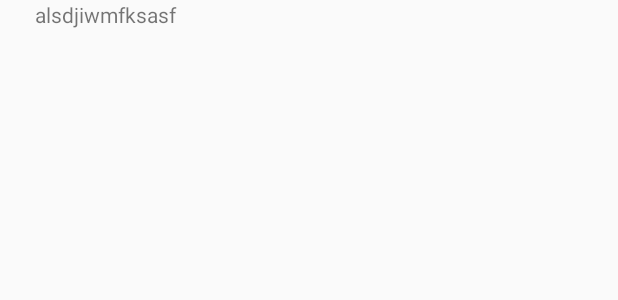
After one commit to soohyeon13/Tourism, an Android app: the layout current_weather.xml on its own in the app's theme, with its tools: preview values and no code run, on a phone screen of 412 x 824 dp. The commit adds this screen. Shown: the top 300 px of the screen. Run offline under Robolectric (Android 15) with nearby library versions, the phone set to English and light mode, and no system bars; network calls fail.

Commit message:
openWeather API

```diff
--- a/app/src/main/java/com/example/tourism/contract/ImageRecyclerViewContract.java
+++ b/app/src/main/java/com/example/tourism/contract/ImageRecyclerViewContract.java
@@ -6,6 +6,8 @@ import com.example.tourism.model.KakaoSearch;
 import java.util.List;
 
 public interface ImageRecyclerViewContract {
+
+
     void showImages(List<ImageVO.Document> items);
 
     void showError(Throwable e);
--- a/app/src/main/java/com/example/tourism/view/FirstActivity.java
+++ b/app/src/main/java/com/example/tourism/view/FirstActivity.java
@@ -3,10 +3,11 @@ package com.example.tourism.view;
 import android.content.Context;
 import android.os.Bundle;
 import android.util.Log;
-import android.widget.Toast;
+import android.widget.ImageView;
 
 import androidx.appcompat.app.AppCompatActivity;
 import androidx.appcompat.widget.Toolbar;
+import androidx.core.widget.ImageViewCompat;
 import androidx.databinding.DataBindingUtil;
 import androidx.drawerlayout.widget.DrawerLayout;
 import androidx.recyclerview.widget.LinearLayoutManager;
@@ -24,7 +25,6 @@ import com.google.android.material.navigation.NavigationView;
 import java.io.IOException;
 import java.util.List;
 
-import okhttp3.Response;
 import retrofit2.HttpException;
 
 public class FirstActivity extends AppCompatActivity implements ImageRecyclerViewContract {
@@ -54,6 +54,8 @@ public class FirstActivity extends AppCompatActivity implements ImageRecyclerVie
         DrawerLayout drawerLayout = (DrawerLayout)findViewById(R.id.drawer);
         NavigationView navigationView = (NavigationView)findViewById(R.id.navigation);
 
+        ImageView imageView = (ImageView)findViewById(R.id.image_weather);
+
 
 
     }
--- a/app/src/main/java/com/example/tourism/viewmodel/ImageListViewModel.java
+++ b/app/src/main/java/com/example/tourism/viewmodel/ImageListViewModel.java
@@ -35,11 +35,6 @@ public class ImageListViewModel {
 
             @Override
             public void accept(ImageVO vo) throws Exception {
-                for (ImageVO.Document item :
-                        vo.getDocuments()) {
-
-                }
-
                 imageRecyclerViewContract.showImages(vo.documents);
             }
         }, new Consumer<Throwable>() {
--- /dev/null
+++ b/app/src/main/res/layout/current_weather.xml
@@ -0,0 +1,33 @@
+<?xml version="1.0" encoding="utf-8"?>
+<androidx.constraintlayout.widget.ConstraintLayout xmlns:android="http://schemas.android.com/apk/res/android"
+    xmlns:app="http://schemas.android.com/apk/res-auto"
+    android:orientation="vertical" android:layout_width="match_parent"
+    android:layout_height="match_parent">
+
+    <androidx.appcompat.widget.AppCompatImageView
+        android:id="@+id/image_weather"
+        android:layout_width="wrap_content"
+        android:layout_height="wrap_content"
+        android:layout_marginEnd="381dp"
+        android:layout_marginRight="381dp"
+        android:layout_marginBottom="701dp"
+        app:layout_constraintBottom_toBottomOf="parent"
+        app:layout_constraintEnd_toEndOf="parent"
+        app:layout_constraintStart_toStartOf="parent"
+        app:layout_constraintTop_toTopOf="parent" />
+
+
+    <TextView
+        android:id="@+id/text_weather"
+        android:text="alsdjiwmfksasf"
+        android:layout_width="154dp"
+        android:layout_height="34dp"
+        android:layout_marginStart="8dp"
+        android:layout_marginLeft="8dp"
+        android:layout_marginBottom="712dp"
+        app:layout_constraintBottom_toBottomOf="parent"
+        app:layout_constraintStart_toEndOf="@+id/image_weather"
+        app:layout_constraintTop_toTopOf="parent"
+        app:layout_constraintVertical_bias="0.0" />
+
+</androidx.constraintlayout.widget.ConstraintLayout>
--- a/app/src/main/res/layout/image_recycler_list.xml
+++ b/app/src/main/res/layout/image_recycler_list.xml
@@ -12,6 +12,7 @@
         xmlns:tools="http://schemas.android.com/tools"
         android:layout_width="match_parent"
         android:layout_height="match_parent"
+        android:layout_marginTop="30dp"
         tools:context=".view.FirstActivity"
         tools:listitem="@layout/image_item"
         tools:showIn = "@layout/activity_first"
```
Also changed, not shown: app/src/main/java/com/example/tourism/model/WeatherService.java (added, +10 -0 lines), app/src/main/java/com/example/tourism/model/WeatherVO.java (added, +117 -0 lines), app/src/main/res/layout/activity_first.xml (+7 -0 lines).
